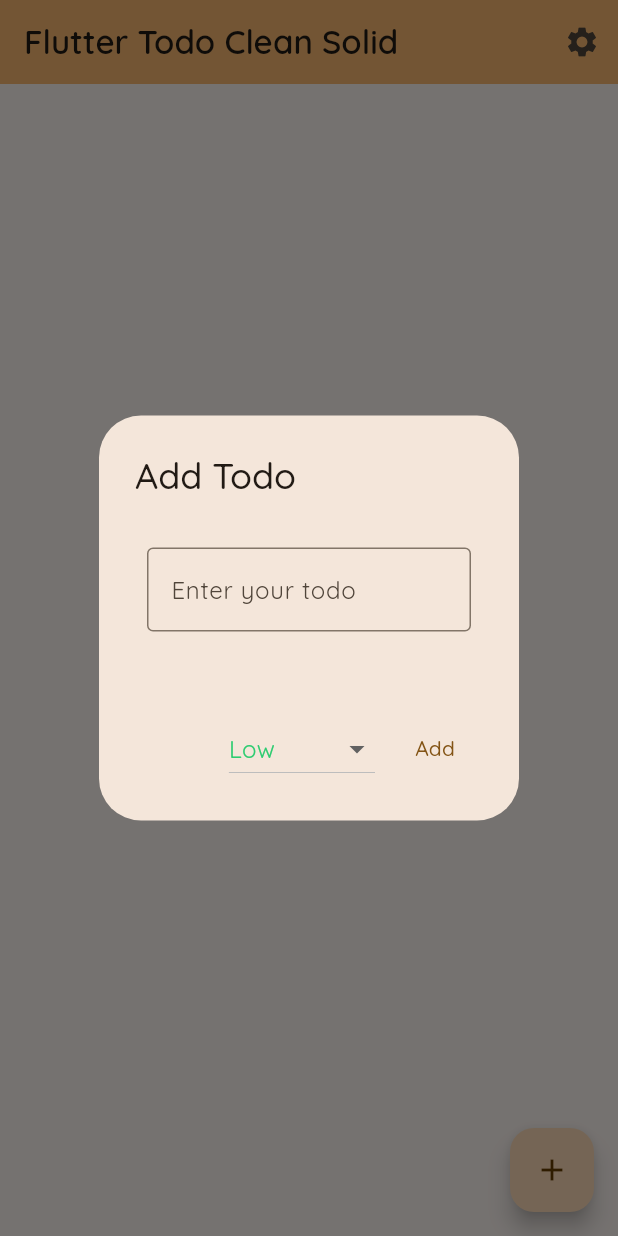
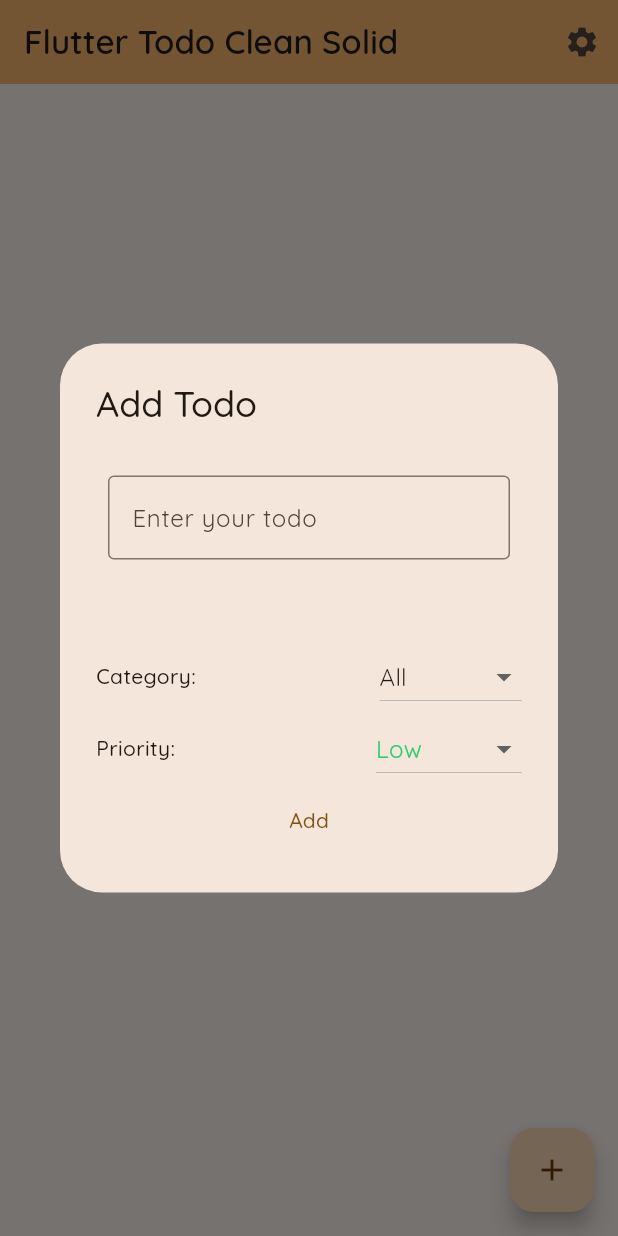
Before and after one commit to whosjorge23/todo_clean_solid, a Flutter app: the screen it shows after launch, after a tap on the "add" icon, on a phone screen of 412 x 824 dp. Run offline on Flutter 3.47's test engine with Material 2 defaults, Android fonts, the phone set to English and light mode, and no system bars; our stand-ins replace bloc, flutter_bloc, flutter_swipe_action_cell, freezed_annotation, gap, get_it and 3 more.

Commit message:
fixes TodoListScreen

```diff
--- a/lib/features/todo_list/todo_list_screen.dart
+++ b/lib/features/todo_list/todo_list_screen.dart
@@ -4,11 +4,13 @@ import 'package:flutter_swipe_action_cell/core/cell.dart';
 import 'package:go_router/go_router.dart';
 import 'package:flutter_bloc/flutter_bloc.dart';
 import 'package:intl/intl.dart';
+import 'package:todo_clean_solid/constants/todo_contants.dart';
 import 'package:todo_clean_solid/features/settings/cubit/settings_cubit.dart';
 import 'package:todo_clean_solid/features/todo_list/cubit/todo_cubit.dart';
 import 'package:todo_clean_solid/models/todo.dart';
 import 'package:provider/provider.dart';
 import 'package:todo_clean_solid/extension/quicksand_text_style.dart';
+import 'package:todo_clean_solid/widgets/category_dropdown.dart';
 import 'package:todo_clean_solid/widgets/reusable_alert_dialog.dart';
 import 'package:todo_clean_solid/widgets/priority_dropdown.dart';
 import 'package:uuid/uuid.dart';
@@ -39,7 +41,8 @@ class TodoListScreen extends StatelessWidget {
                 onPressed: () {
                   context.push('/settings');
                 },
-                  icon: Icon(Icons.settings))
+                icon: const Icon(Icons.settings),
+              )
             ],
           ),
           body: todos.isNotEmpty
@@ -94,11 +97,20 @@ class TodoListScreen extends StatelessWidget {
                                   title: Column(
                                     crossAxisAlignment: CrossAxisAlignment.start,
                                     children: [
+                                      Column(
+                                        crossAxisAlignment: CrossAxisAlignment.start,
+                                        children: [
                                           Text(
                                             todos[i].title,
                                             style: quickSandTextStyle.getQuicksand(MyFontWeight.medium).copyWith(
                                                   color: context.read<TodoCubit>().getColorForTodoPriority(todos[i]),
                                                 ),
+                                          ),
+                                          Text(
+                                            'Category: ${todos[i].category.name}',
+                                            style: quickSandTextStyle.getQuicksand(MyFontWeight.light),
+                                          ),
+                                        ],
                                       ),
                                       BlocBuilder<SettingsCubit, SettingsState>(
                                         builder: (context, state) {
@@ -175,7 +187,8 @@ class TodoListScreen extends StatelessWidget {
 
   Future<Todo?> _dialogBuilder(BuildContext context) async {
     myController.text = "";
-    var selectedPriorityTodo = TodoPriority.low;
+    var selectedPriorityTodo = TodoPriority.Low;
+    var selectedCategoryTodo = TodoCategory.All;
     late Todo todo;
     await showDialog<void>(
       context: context,
@@ -204,6 +217,30 @@ class TodoListScreen extends StatelessWidget {
             ),
           ),
           actions: <Widget>[
+            Row(
+              mainAxisAlignment: MainAxisAlignment.spaceBetween,
+              children: [
+                Text(
+                  'Category:',
+                  style: quickSandTextStyle.getQuicksand(MyFontWeight.medium),
+                ),
+                CategoryDropdown(
+                  onChanged: (TodoCategory? selectedCategory) {
+                    // Handle the selected priority here
+                    if (selectedCategory != null) {
+                      selectedCategoryTodo = selectedCategory;
+                    }
+                  },
+                ),
+              ],
+            ),
+            Row(
+              mainAxisAlignment: MainAxisAlignment.spaceBetween,
+              children: [
+                Text(
+                  'Priority:',
+                  style: quickSandTextStyle.getQuicksand(MyFontWeight.medium),
+                ),
                 PriorityDropdown(
                   onChanged: (TodoPriority? selectedPriority) {
                     // Handle the selected priority here
@@ -212,6 +249,11 @@ class TodoListScreen extends StatelessWidget {
                     }
                   },
                 ),
+              ],
+            ),
+            Row(
+              mainAxisAlignment: MainAxisAlignment.center,
+              children: [
                 TextButton(
                   style: TextButton.styleFrom(
                     textStyle: Theme.of(context).textTheme.labelLarge,
@@ -232,11 +274,13 @@ class TodoListScreen extends StatelessWidget {
                         isCompleted: false,
                         priority: selectedPriorityTodo,
                         dateTimestamp: formattedDate,
-                    category: "",
+                        category: selectedCategoryTodo,
                       );
                     }
                     context.pop();
                   },
+                ),
+              ],
             ),
           ],
         );
```
Lines whose indentation alone changed are shown as unchanged.
